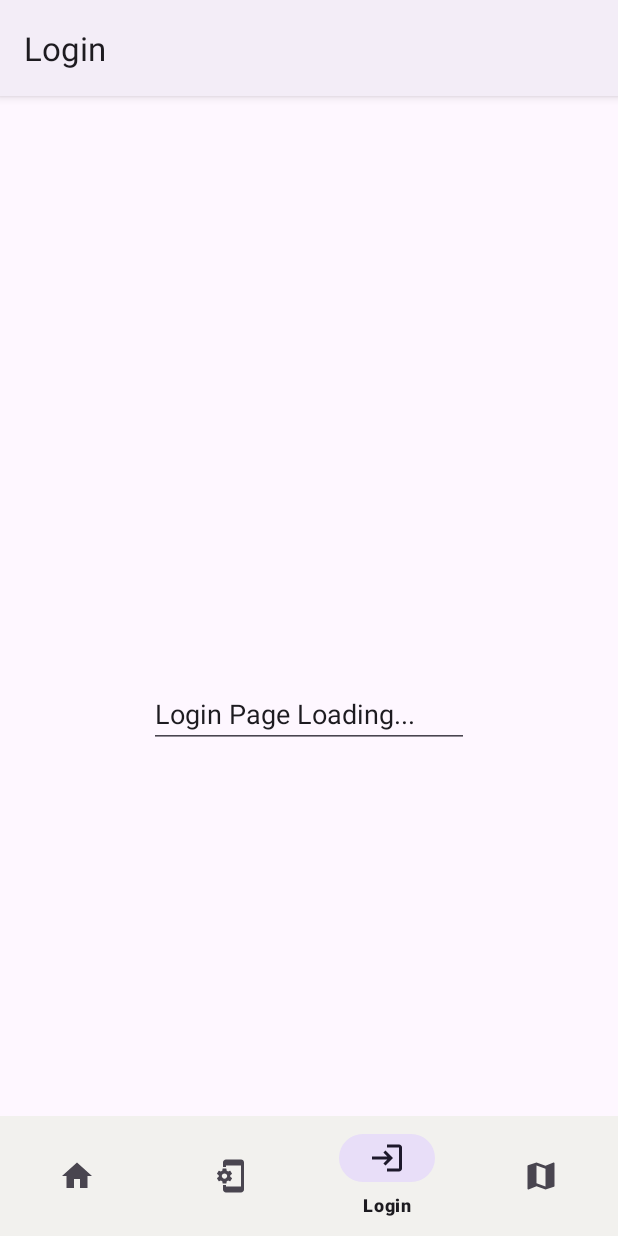
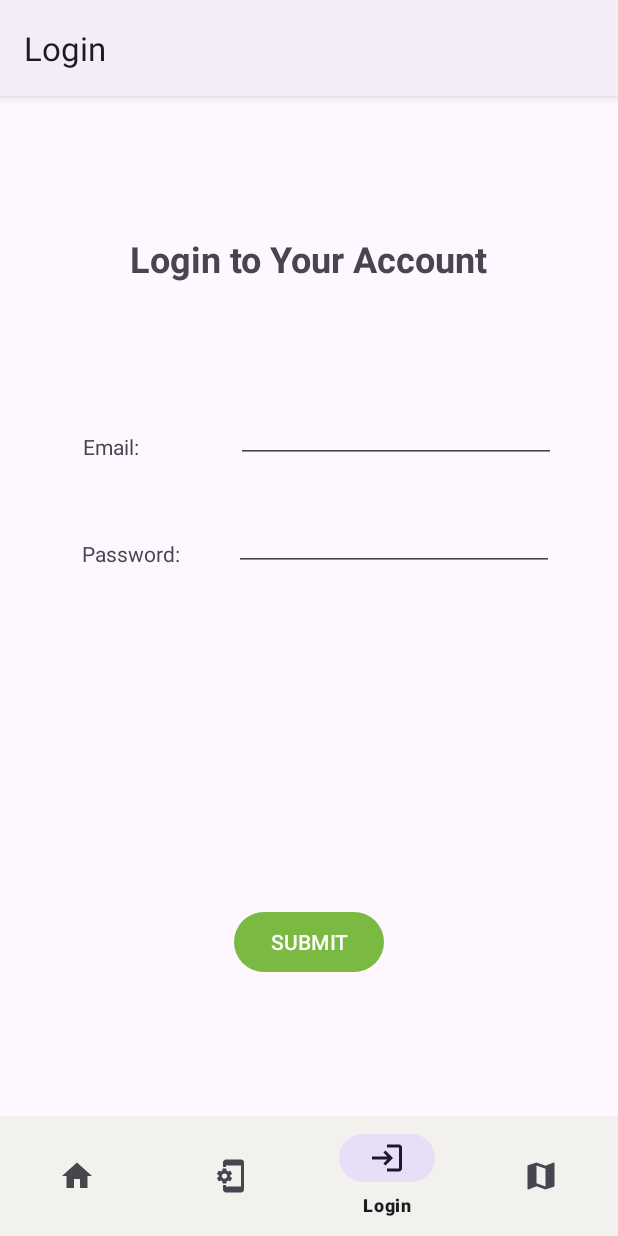
Before and after one commit to MobileApps-Cascadia/pollinator-pathway-android, an Android app: the screen it shows after launch (MainActivity), item 3 of the bottom bar chosen, on a phone screen of 412 x 824 dp. Run offline under Robolectric (Android 15) with nearby library versions, the phone set to English and light mode, and no system bars; our stand-ins replace navigation-ui.

Commit message:
edited login screen

```diff
--- a/app/src/main/res/layout/fragment_login.xml
+++ b/app/src/main/res/layout/fragment_login.xml
@@ -7,16 +7,78 @@
     tools:context="edu.cascadia.mobas.pollinatorpathway.ui.login.LoginFragment">
 
 
-    <EditText
-        android:id="@+id/editTextTextPersonName"
+    <TextView
+        android:id="@+id/textView10"
         android:layout_width="wrap_content"
         android:layout_height="wrap_content"
-        android:ems="10"
-        android:inputType="textPersonName"
-        android:text="Login Page Loading..."
-        app:layout_constraintBottom_toBottomOf="parent"
+        android:layout_marginTop="28dp"
+        android:text="@string/login"
+        android:textSize="24sp"
+        android:textStyle="bold"
         app:layout_constraintEnd_toEndOf="parent"
         app:layout_constraintHorizontal_bias="0.5"
         app:layout_constraintStart_toStartOf="parent"
         app:layout_constraintTop_toTopOf="parent" />
+
+    <EditText
+        android:id="@+id/editTextTextEmailAddress"
+        android:layout_width="wrap_content"
+        android:layout_height="wrap_content"
+        android:layout_marginTop="72dp"
+        android:autofillHints=""
+        android:ems="10"
+        android:inputType="textEmailAddress"
+        android:minHeight="48dp"
+        app:layout_constraintEnd_toEndOf="parent"
+        app:layout_constraintHorizontal_bias="0.791"
+        app:layout_constraintStart_toStartOf="parent"
+        app:layout_constraintTop_toBottomOf="@+id/textView10"
+        tools:ignore="SpeakableTextPresentCheck" />
+
+    <TextView
+        android:id="@+id/textView11"
+        android:layout_width="wrap_content"
+        android:layout_height="wrap_content"
+        android:layout_marginTop="160dp"
+        android:text="@string/email"
+        app:layout_constraintEnd_toStartOf="@+id/editTextTextEmailAddress"
+        app:layout_constraintHorizontal_bias="0.459"
+        app:layout_constraintStart_toStartOf="parent"
+        app:layout_constraintTop_toTopOf="parent" />
+
+    <EditText
+        android:id="@+id/editTextTextPassword"
+        android:layout_width="wrap_content"
+        android:layout_height="wrap_content"
+        android:layout_marginTop="24dp"
+        android:ems="10"
+        android:inputType="textPassword"
+        android:minHeight="48dp"
+        android:singleLine="false"
+        app:layout_constraintEnd_toEndOf="parent"
+        app:layout_constraintHorizontal_bias="0.786"
+        app:layout_constraintStart_toStartOf="parent"
+        app:layout_constraintTop_toBottomOf="@+id/editTextTextEmailAddress"
+        tools:ignore="SpeakableTextPresentCheck" />
+
+    <TextView
+        android:id="@+id/textView12"
+        android:layout_width="wrap_content"
+        android:layout_height="wrap_content"
+        android:layout_marginTop="52dp"
+        android:text="@string/password"
+        app:layout_constraintEnd_toStartOf="@+id/editTextTextPassword"
+        app:layout_constraintHorizontal_bias="0.602"
+        app:layout_constraintStart_toStartOf="parent"
+        app:layout_constraintTop_toBottomOf="@+id/textView11" />
+
+    <Button
+        android:id="@+id/button2"
+        android:layout_width="wrap_content"
+        android:layout_height="wrap_content"
+        android:layout_marginBottom="172dp"
+        android:text="@string/submit"
+        app:layout_constraintBottom_toBottomOf="parent"
+        app:layout_constraintEnd_toEndOf="parent"
+        app:layout_constraintStart_toStartOf="parent" />
 </androidx.constraintlayout.widget.ConstraintLayout>
--- a/app/src/main/res/values/strings.xml
+++ b/app/src/main/res/values/strings.xml
@@ -13,5 +13,9 @@
     <string name="confirm">4. Confirm, and your done!</string>
     <string name="newsite">new site?</string>
     <string name="scanQR">SCAN QR CODE</string>
+    <string name="login">Login to Your Account</string>
+    <string name="email">Email:</string>
+    <string name="password">Password:</string>
+    <string name="submit">SUBMIT</string>
 
 </resources>
```
